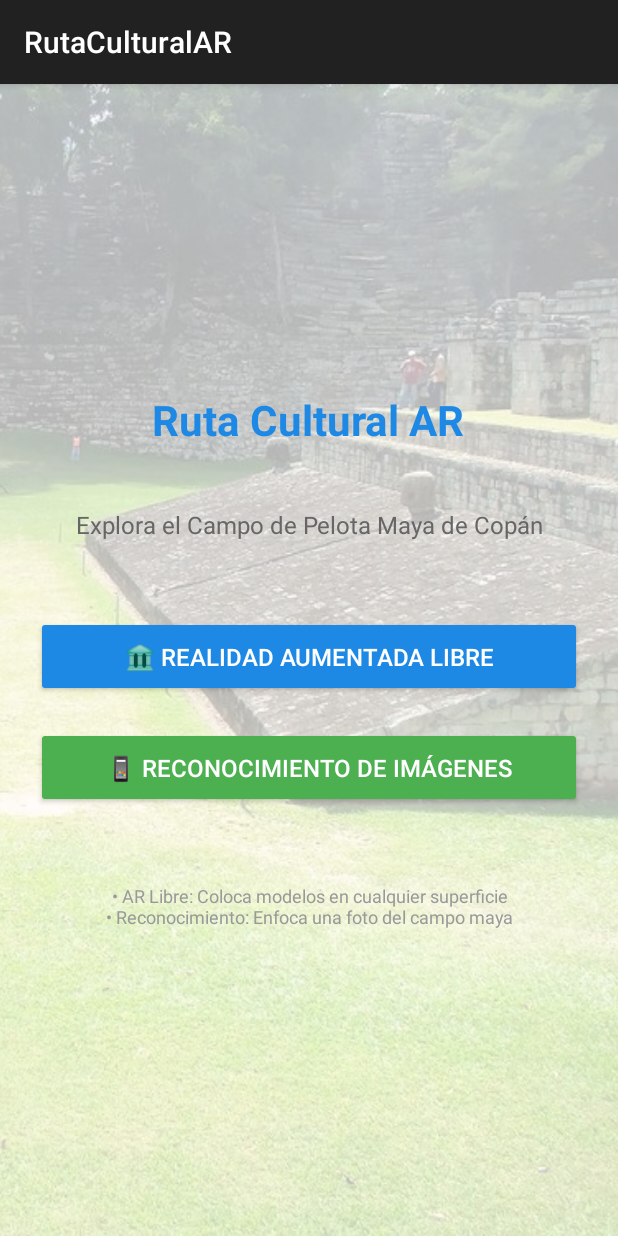
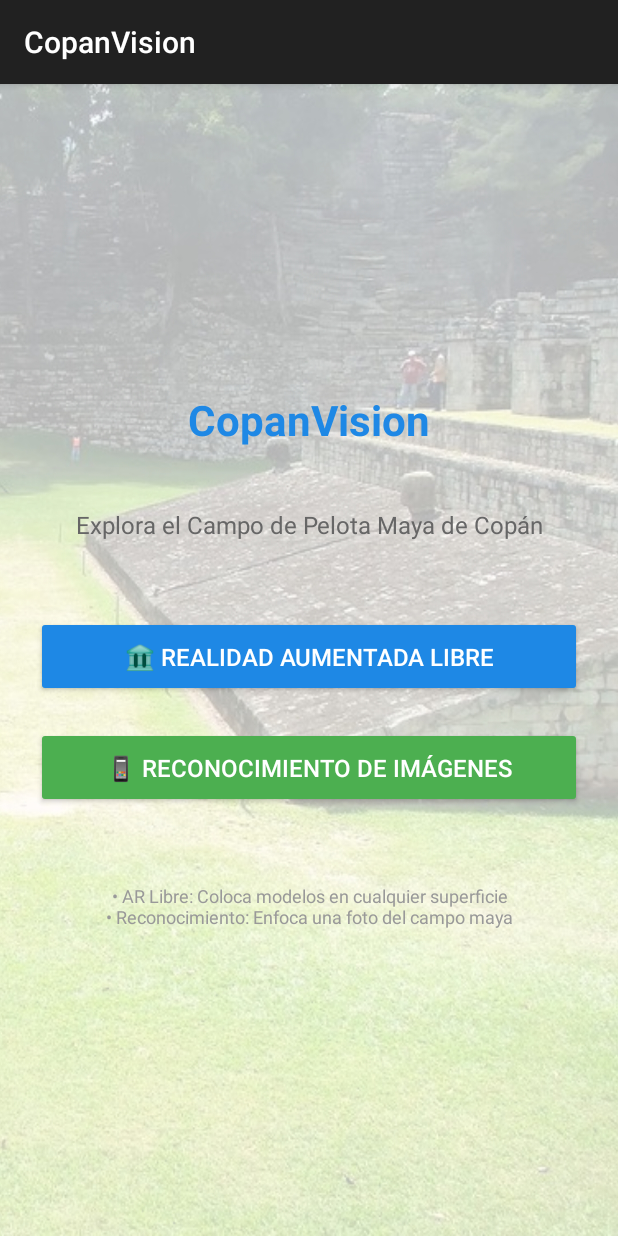
Before and after one commit to VasqCD/RutaCulturarAR, an Android app built with Jetpack Compose: the screen it shows after launch (MainActivity), on a phone screen of 412 x 824 dp. Run offline under Robolectric (Android 15) with nearby library versions, the phone set to English and light mode, and no system bars.

Commit message:
Renombrar la aplicación a "CopanVision" y actualizar el texto de bienvenida en la interfaz de usuario

```diff
--- a/app/src/main/java/com/example/rutaculturalar/MainActivity.java
+++ b/app/src/main/java/com/example/rutaculturalar/MainActivity.java
@@ -21,7 +21,7 @@ public class MainActivity extends AppCompatActivity {
         super.onCreate(savedInstanceState);
         setContentView(R.layout.activity_main);
 
-        // Establecer fondo desde assets
+        // Establecer fondo
         LinearLayout layout = findViewById(R.id.mainLayout);
         try {
             InputStream is = getAssets().open("fondo.jpg");
@@ -32,14 +32,14 @@ public class MainActivity extends AppCompatActivity {
             e.printStackTrace();
         }
 
-        // Configurar botón AR libre
+        // Configurar boton AR libre
         buttonStartAR = findViewById(R.id.buttonStartAR);
         buttonStartAR.setOnClickListener(view -> {
             Intent intent = new Intent(MainActivity.this, ARViewActivity.class);
             startActivity(intent);
         });
 
-        // Configurar botón Image Tracking
+        // Image Tracking
         buttonImageTracking = findViewById(R.id.buttonImageTracking);
         buttonImageTracking.setOnClickListener(view -> {
             Intent intent = new Intent(MainActivity.this, ImageTrackingActivity.class);
--- a/app/src/main/res/layout/activity_main.xml
+++ b/app/src/main/res/layout/activity_main.xml
@@ -8,15 +8,15 @@ android:orientation="vertical"
 android:background="#F5F5F5"
 android:padding="24dp">
 
-<TextView
-    android:id="@+id/textViewWelcome"
-    android:layout_width="wrap_content"
-    android:layout_height="wrap_content"
-    android:text="Ruta Cultural AR"
-    android:textSize="28sp"
-    android:textStyle="bold"
-    android:textColor="#1E88E5"
-    android:layout_marginBottom="40dp" />
+    <TextView
+        android:id="@+id/textViewWelcome"
+        android:layout_width="wrap_content"
+        android:layout_height="wrap_content"
+        android:layout_marginBottom="40dp"
+        android:text="CopanVision"
+        android:textColor="#1E88E5"
+        android:textSize="28sp"
+        android:textStyle="bold" />
 
 <TextView
     android:layout_width="wrap_content"
--- a/app/src/main/res/values/strings.xml
+++ b/app/src/main/res/values/strings.xml
@@ -1,3 +1,3 @@
 <resources>
-    <string name="app_name">RutaCulturalAR</string>
+    <string name="app_name">CopanVision</string>
 </resources>
```
